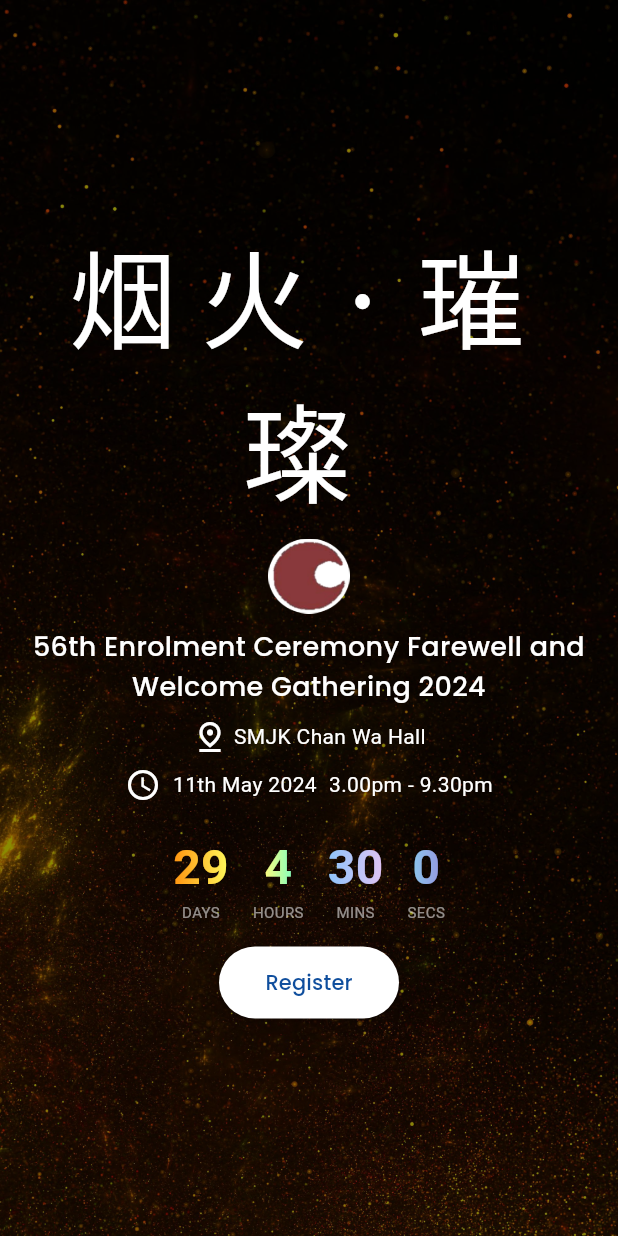
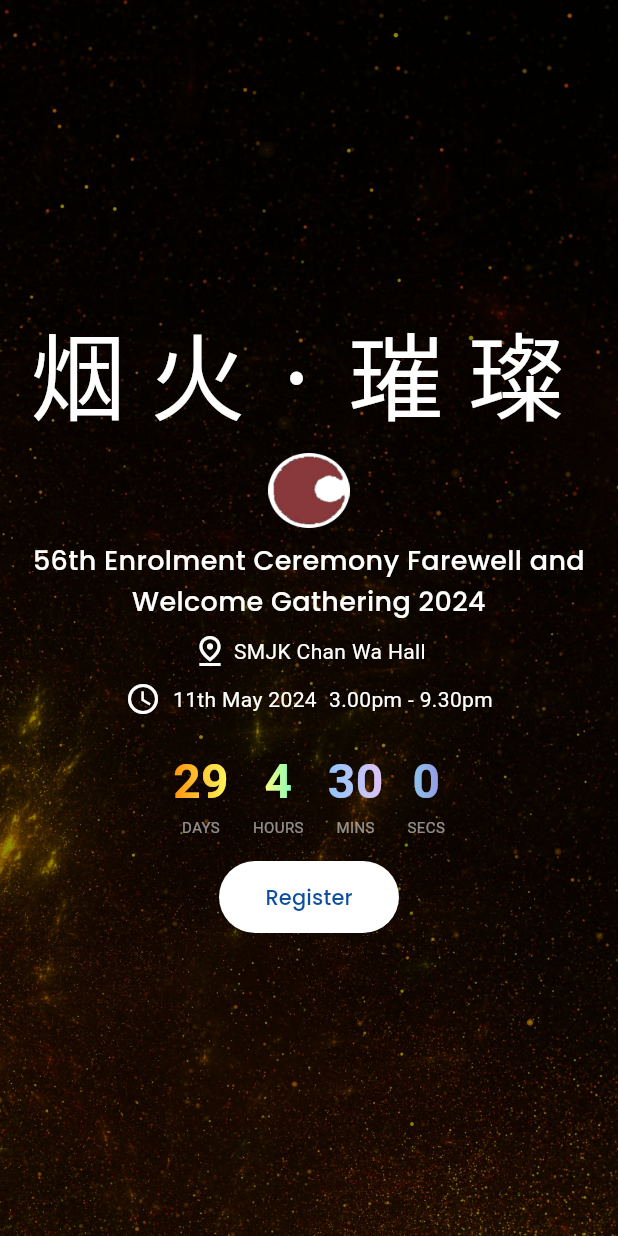
Before and after one commit to junsiong2008/cw_bsmm, a Flutter app: the screen it shows after launch, on a phone screen of 412 x 824 dp. Run offline on Flutter 3.47's test engine with Material 3 defaults, Android fonts, the phone set to English and light mode, and no system bars; drawn by our look-alikes of flutter_countdown_timer, simple_gradient_text; our stand-ins replace cloud_firestore, firebase_analytics, firebase_core, lottie; missing offline and left inert: firebase_app_check; accounts and stored records are empty; statements that could not run were skipped.

Commit message:
Adjusted main title text for phone display

```diff
--- a/lib/shared/constants.dart
+++ b/lib/shared/constants.dart
@@ -9,7 +9,7 @@ const TextStyle kCountdownSubtitleTextStyle = TextStyle(
 
 const TextStyle kMainTitleTextStyle = TextStyle(
   color: Colors.white,
-  fontSize: 72,
+  fontSize: 64,
   letterSpacing: 16,
   fontFamily: 'NotoSansSC',
 );
```
